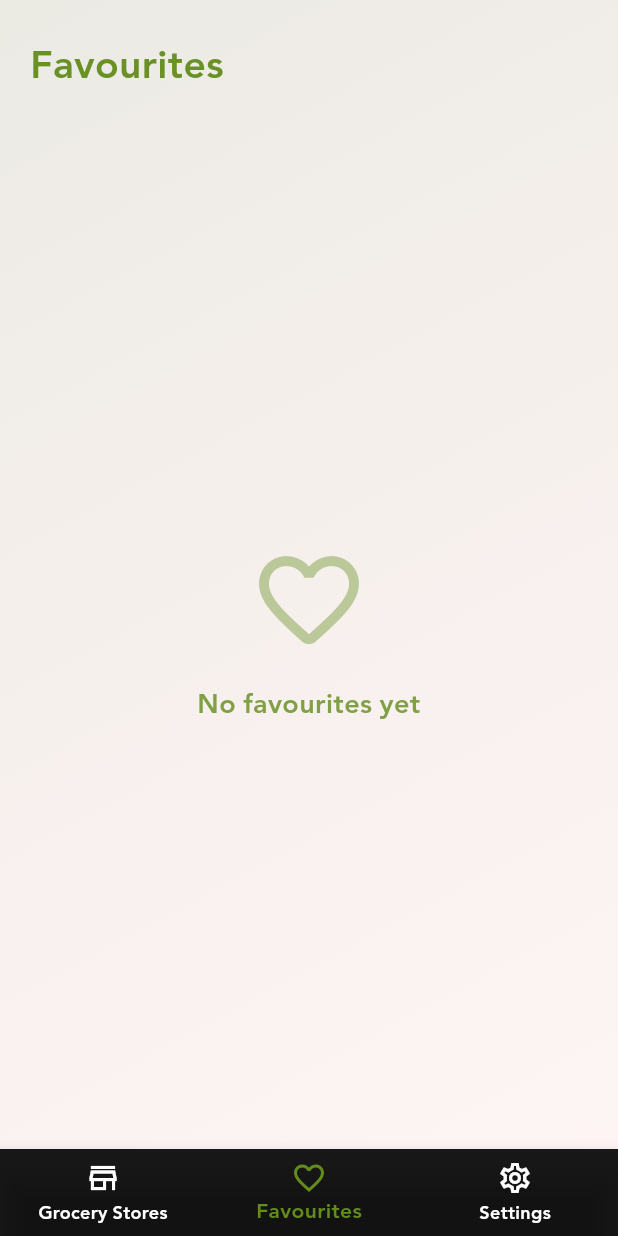
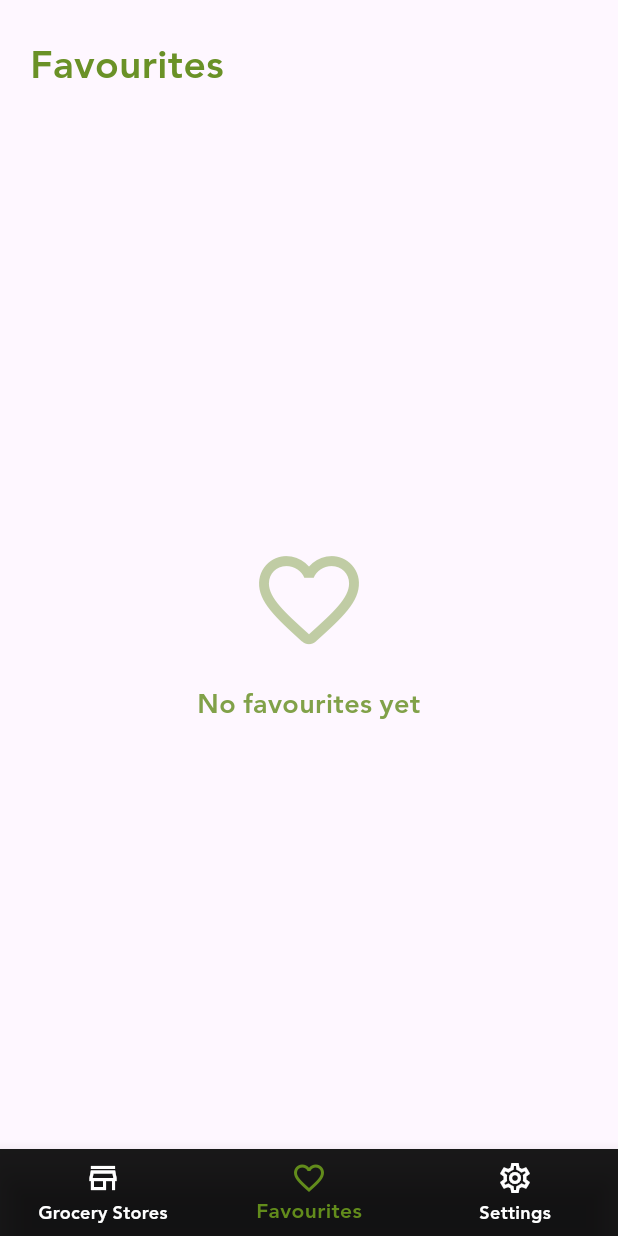
Before and after one commit to MahmoudALBndkji/Flutter-Technical-Task-Rightware-LLC, a Flutter app: the screen it shows after launch, item 2 of the bottom bar chosen, on a phone screen of 412 x 824 dp. Run offline on Flutter 3.47's test engine with Material 3 defaults, Android fonts, the phone set to English and light mode, and no system bars; our stand-ins replace cached_network_image, dio, equatable, flutter_bloc, flutter_secure_storage, get_it and 2 more; network calls fail.

Commit message:
refactor: extract some widgets in home layout and screens

```diff
--- a/lib/features/favorites/presentation/screens/favorites_screen.dart
+++ b/lib/features/favorites/presentation/screens/favorites_screen.dart
@@ -13,19 +13,7 @@ class FavoritesScreen extends StatelessWidget {
 
   @override
   Widget build(BuildContext context) {
-    return Scaffold(
-      body: Container(
-        decoration: BoxDecoration(
-          gradient: LinearGradient(
-            begin: Alignment.topLeft,
-            end: Alignment.bottomRight,
-            colors: [
-              AppColors.primaryColor.withValues(alpha: 0.12),
-              AppColors.secondaryColor.withValues(alpha: 0.08),
-            ],
-          ),
-        ),
-        child: SafeArea(
+    return SafeArea(
       child: CustomScrollView(
         slivers: [
           SliverToBoxAdapter(
@@ -60,7 +48,9 @@ class FavoritesScreen extends StatelessWidget {
                           context.tr('no_favourites_yet'),
                           style: TextStyle(
                             fontSize: 18,
-                                color: AppColors.primaryColor.withValues(alpha: 0.8),
+                            color: AppColors.primaryColor.withValues(
+                              alpha: 0.8,
+                            ),
                             fontWeight: FontWeight.w500,
                           ),
                           textAlign: TextAlign.center,
@@ -71,8 +61,7 @@ class FavoritesScreen extends StatelessWidget {
                 );
               }
               return SliverList(
-                    delegate: SliverChildBuilderDelegate(
-                      (context, index) {
+                delegate: SliverChildBuilderDelegate((context, index) {
                   final shop = state.items[index];
                   final isAr = currentLangAr();
                   final displayName = isAr
@@ -82,23 +71,17 @@ class FavoritesScreen extends StatelessWidget {
                     shop: shop,
                     displayName: displayName,
                     isFavorite: state.isFavorite(shop),
-                          onTap: () => context.push(
-                            AppPaths.shopDetails,
-                            extra: shop,
-                          ),
+                    onTap: () =>
+                        context.push(AppPaths.shopDetails, extra: shop),
                     onRemoveFavorite: () =>
                         context.read<FavoritesCubit>().removeFavorite(shop),
                   );
-                      },
-                      childCount: state.items.length,
-                    ),
+                }, childCount: state.items.length),
               );
             },
           ),
         ],
       ),
-        ),
-      ),
     );
   }
 }
--- a/lib/features/home/presentation/screens/home_layout.dart
+++ b/lib/features/home/presentation/screens/home_layout.dart
@@ -1,16 +1,14 @@
-import 'package:flutter_technical_task_rightware_llc/core/constants/app_colors.dart';
-import 'package:flutter_technical_task_rightware_llc/core/languages/app_localizations.dart';
+import 'package:flutter/material.dart';
+import 'package:flutter_bloc/flutter_bloc.dart';
+import 'package:flutter_technical_task_rightware_llc/features/favorites/presentation/screens/favorites_screen.dart';
 import 'package:flutter_technical_task_rightware_llc/features/home/presentation/cubit/home_cubit.dart';
 import 'package:flutter_technical_task_rightware_llc/features/home/presentation/cubit/home_state.dart';
-import 'package:flutter_technical_task_rightware_llc/features/favorites/presentation/screens/favorites_screen.dart';
+import 'package:flutter_technical_task_rightware_llc/features/home/presentation/widgets/home_bottom_nav_bar.dart';
 import 'package:flutter_technical_task_rightware_llc/features/settings/presentation/screens/settings_screen.dart';
 import 'package:flutter_technical_task_rightware_llc/features/shops/presentation/screens/shops_screen.dart';
-import 'package:flutter/material.dart';
-import 'package:flutter_bloc/flutter_bloc.dart';
 
 class HomeLayout extends StatelessWidget {
   const HomeLayout({super.key});
-
   static final List<Widget> _screens = <Widget>[
     const ShopsScreen(key: ValueKey('shops_screen')),
     const FavoritesScreen(key: ValueKey('favorites_screen')),
@@ -23,26 +21,8 @@ class HomeLayout extends StatelessWidget {
       builder: (context, state) {
         return Scaffold(
           body: _screens[state.selectedIndex],
-          bottomNavigationBar: BottomNavigationBar(
-            backgroundColor: AppColors.blackColor.withValues(alpha: 0.9),
-            selectedItemColor: AppColors.primaryColor,
-            unselectedItemColor: AppColors.whiteColor,
-            currentIndex: state.selectedIndex,
-            onTap: (index) => context.read<HomeCubit>().setSelectedIndex(index),
-            items: [
-              BottomNavigationBarItem(
-                icon: Icon(Icons.store_outlined),
-                label: context.tr('grocery_stores'),
-              ),
-              BottomNavigationBarItem(
-                icon: Icon(Icons.favorite_border),
-                label: context.tr('favourites'),
-              ),
-              BottomNavigationBarItem(
-                icon: Icon(Icons.settings_outlined),
-                label: context.tr('settings'),
-              ),
-            ],
+          bottomNavigationBar: HomeBottomNavBar(
+            selectedIndex: state.selectedIndex,
           ),
         );
       },
--- /dev/null
+++ b/lib/features/home/presentation/widgets/home_bottom_nav_bar.dart
@@ -0,0 +1,35 @@
+import 'package:flutter/material.dart';
+import 'package:flutter_bloc/flutter_bloc.dart';
+import 'package:flutter_technical_task_rightware_llc/core/constants/app_colors.dart';
+import 'package:flutter_technical_task_rightware_llc/core/languages/app_localizations.dart';
+import 'package:flutter_technical_task_rightware_llc/features/home/presentation/cubit/home_cubit.dart';
+
+class HomeBottomNavBar extends StatelessWidget {
+  final int selectedIndex;
+  const HomeBottomNavBar({super.key, required this.selectedIndex});
+
+  @override
+  Widget build(BuildContext context) {
+    return BottomNavigationBar(
+      backgroundColor: AppColors.blackColor.withValues(alpha: 0.9),
+      selectedItemColor: AppColors.primaryColor,
+      unselectedItemColor: AppColors.whiteColor,
+      currentIndex: selectedIndex,
+      onTap: (index) => context.read<HomeCubit>().setSelectedIndex(index),
+      items: [
+        BottomNavigationBarItem(
+          icon: Icon(Icons.store_outlined),
+          label: context.tr('grocery_stores'),
+        ),
+        BottomNavigationBarItem(
+          icon: Icon(Icons.favorite_border),
+          label: context.tr('favourites'),
+        ),
+        BottomNavigationBarItem(
+          icon: Icon(Icons.settings_outlined),
+          label: context.tr('settings'),
+        ),
+      ],
+    );
+  }
+}
```
Also changed, not shown: lib/features/shops/presentation/screens/shops_screen.dart (+12 -70 lines), lib/features/shops/presentation/widgets/shop_custom_app_bar.dart (added, +42 -0 lines), lib/features/shops/presentation/widgets/shop_list_section.dart (added, +29 -0 lines). Lines whose indentation alone changed are shown as unchanged.
